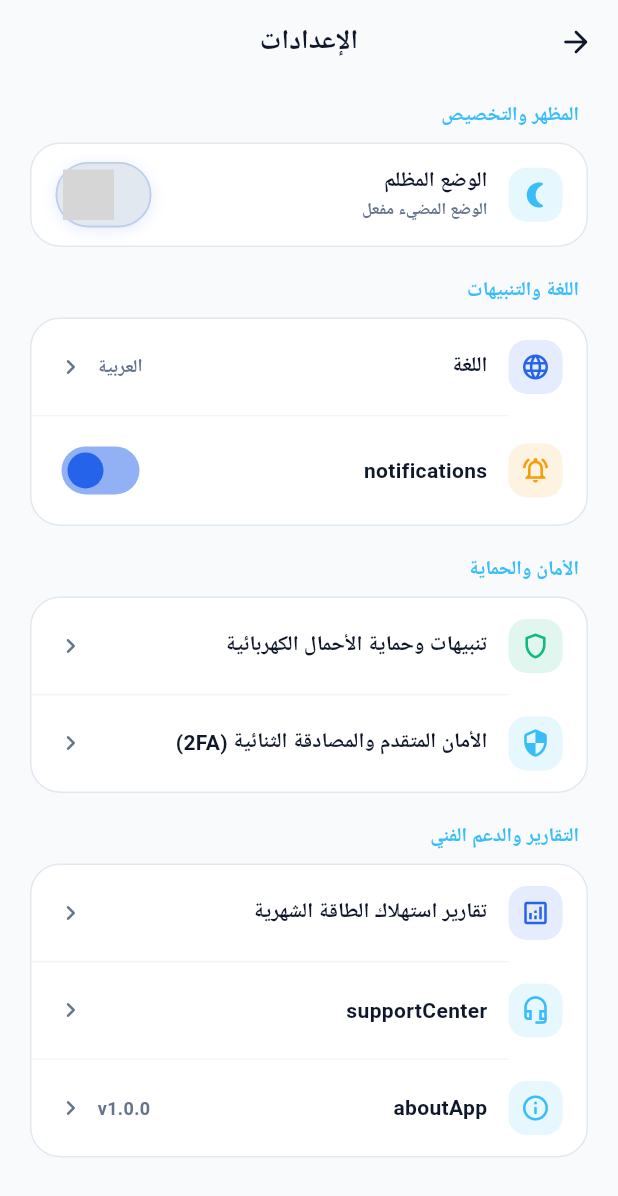
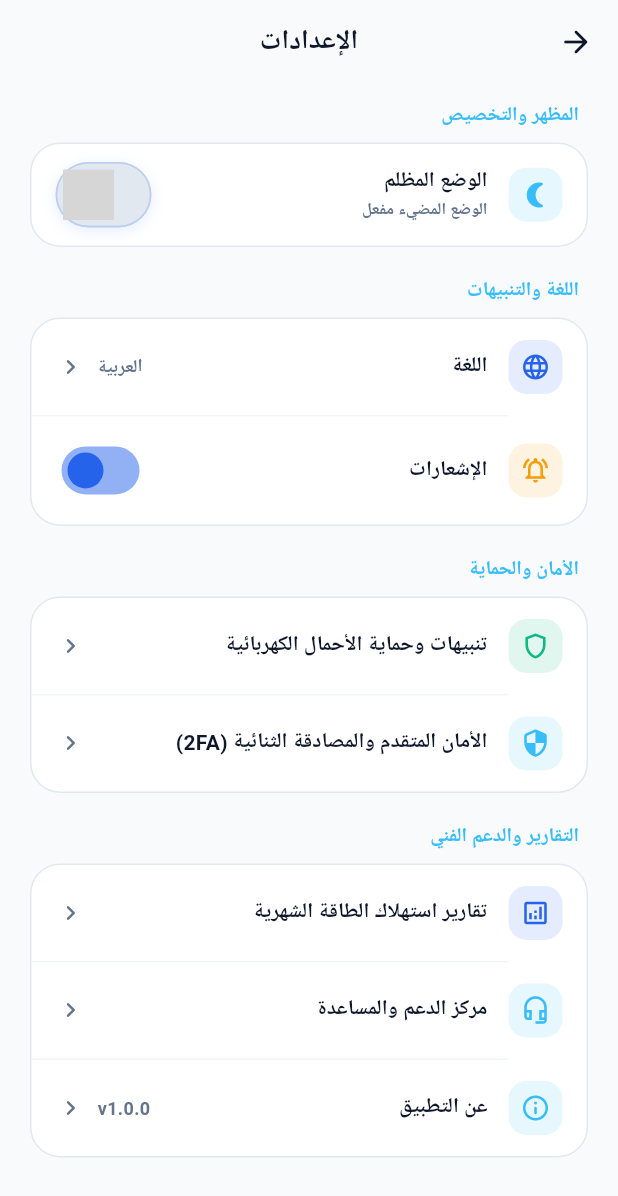
Before and after one commit to seenseon19-cmd/smart-energy, a Flutter app: the SettingsScreen screen opened directly, on a phone screen of 412 x 824 dp. Shown: the top 1196 px of the screen. Run offline on Flutter 3.47's test engine with Material 3 defaults, Android fonts, the phone set to English and light mode, and no system bars; our stand-ins replace firebase_auth, firebase_core, firebase_database, firebase_messaging, fl_chart, flutter_secure_storage and 8 more; accounts and stored records are empty; network calls fail; Roboto replaces fonts that are missing (Cairo); project files that could hold a hidden picture were left out; grey boxes are pictures that could not be loaded.

Commit message:
fix: rebuild localization and persist language switching

```diff
--- a/lib/l10n/app_localizations.dart
+++ b/lib/l10n/app_localizations.dart
@@ -39,6 +39,10 @@ class AppLocalizations {
     'resendOtp': {'en': 'Resend Code', 'ar': 'إعادة إرسال الرمز'},
     'welcomeLogin': {'en': 'Welcome to SmartEnergy', 'ar': 'مرحباً بك في الطاقة الذكية'},
     'loginSubtitle': {'en': 'Monitor and control your home energy', 'ar': 'راقب وتحكم في طاقة منزلك'},
+    'signUpSubtitle': {'en': 'Create an account to take full control of your energy', 'ar': 'أنشئ حساباً للتحكم الكامل في طاقتك'},
+    'or': {'en': 'OR', 'ar': 'أو'},
+    'guestEnergyProfile': {'en': 'SmartEnergy Guest', 'ar': 'زائر الطاقة الذكية'},
+    'continueAsGuest': {'en': 'Continue as guest', 'ar': 'متابعة كزائر'},
     'invalidPhone': {'en': 'Please enter a valid Libyan phone number', 'ar': 'يرجى إدخال رقم هاتف ليبي صالح'},
     'invalidOtp': {'en': 'Invalid verification code', 'ar': 'رمز التحقق غير صحيح'},
     'profile': {'en': 'Profile', 'ar': 'الملف الشخصي'},
@@ -411,6 +415,94 @@ class AppLocalizations {
     'commercialLabel': {'en': '🏢 Commercial (12 device limit)', 'ar': '🏢 تجاري (حد 12 جهاز)'},
     'residentialLabel': {'en': '🏠 Residential (8 device limit)', 'ar': '🏠 منزلي (حد 8 أجهزة)'},
     'devicesCount': {'en': '{count} device', 'ar': '{count} جهاز'},
+
+    // ── مفاتيح الواجهة العامة والإعدادات ──
+    'arabicLanguage': {'en': 'Arabic', 'ar': 'العربية'},
+    'englishLanguage': {'en': 'English', 'ar': 'الإنجليزية'},
+    'chooseAppLanguage': {'en': 'Choose app language', 'ar': 'اختيار لغة التطبيق'},
+    'arabicLanguageOption': {'en': 'Arabic 🇱🇾', 'ar': 'العربية (Arabic) 🇱🇾'},
+    'englishLanguageOption': {'en': 'English 🇺🇸', 'ar': 'English (الإنجليزية) 🇺🇸'},
+    'appearanceCustomization': {'en': 'Appearance & customization', 'ar': 'المظهر والتخصيص'},
+    'languageNotifications': {'en': 'Language & notifications', 'ar': 'اللغة والتنبيهات'},
+    'securityProtection': {'en': 'Security & protection', 'ar': 'الأمان والحماية'},
+    'reportsTechnicalSupport': {'en': 'Reports & technical support', 'ar': 'التقارير والدعم الفني'},
+    'darkModeEnabled': {'en': 'Dark mode enabled', 'ar': 'الوضع المظلم مفعل'},
+    'lightModeEnabled': {'en': 'Light mode enabled', 'ar': 'الوضع المضيء مفعل'},
+    'loadProtectionAlerts': {'en': 'Load protection alerts', 'ar': 'تنبيهات وحماية الأحمال الكهربائية'},
+    'advancedSecurity2fa': {'en': 'Advanced security & two-factor authentication (2FA)', 'ar': 'الأمان المتقدم والمصادقة الثنائية (2FA)'},
+    'monthlyEnergyReports': {'en': 'Monthly energy consumption reports', 'ar': 'تقارير استهلاك الطاقة الشهرية'},
+    'supportDescription': {'en': 'Our support team is ready to help with devices and monitoring around the clock.', 'ar': 'فريق الدعم الفني جاهز لمساعدتك على مدار الساعة بشأن الأجهزة والمراقبة.'},
+    'supportEmailTitle': {'en': 'Support email', 'ar': 'البريد الإلكتروني للدعم'},
+    'supportPhoneTitle': {'en': 'Direct hotline', 'ar': 'الخط الساخن المباشر'},
+    'openAppFailed': {'en': 'Unable to open the requested app on this device', 'ar': 'تعذر فتح التطبيق المطلوب على هذا الجهاز'},
+    'supportOpenAbout': {'en': 'About SmartEnergy', 'ar': 'عن تطبيق SmartEnergy'},
+    'supportAboutDescription': {'en': 'SmartEnergy is an intelligent solution for monitoring and managing energy consumption and protecting residential and commercial electrical networks in Libya using IoT technology.', 'ar': 'منظومة SmartEnergy هي الحل الذكي الرائد لمراقبة وإدارة استهلاك الطاقة وحماية الشبكات الكهربائية المنزلية والتجارية في ليبيا بتقنيات إنترنت الأشياء (IoT).'},
+    'close': {'en': 'Close', 'ar': 'إغلاق'},
+    'supportAppVersion': {'en': 'v1.0.0', 'ar': 'v1.0.0'},
+
+    // ── مفاتيح المصادقة البيومترية والبدء ──
+    'biometricUnavailable': {'en': 'Biometric authentication is unavailable. Add a fingerprint or Face ID in device settings first.', 'ar': 'المصادقة البيومترية غير متاحة. أضف بصمة أو Face ID من إعدادات الجهاز أولاً.'},
+    'biometricEnableReason': {'en': 'Confirm your fingerprint, Face ID, or device passcode to enable biometric sign-in', 'ar': 'يرجى تأكيد البصمة أو رمز القفل لتفعيل الدخول البيومتري'},
+    'biometricCancelled': {'en': 'Biometric verification was cancelled or not completed', 'ar': 'لم يتم التحقق من البصمة أو تم إلغاء العملية'},
+    'biometricEnabledSuccess': {'en': 'Biometric authentication enabled successfully', 'ar': 'تم تفعيل المصادقة البيومترية بنجاح'},
+    'biometricDisabledSuccess': {'en': 'Biometric authentication disabled', 'ar': 'تم إلغاء تفعيل المصادقة البيومترية'},
+    'biometricError': {'en': 'Biometric authentication failed. Check device settings and try again.', 'ar': 'تعذر تشغيل المصادقة البيومترية. تحقق من إعدادات الجهاز ثم حاول مرة أخرى.'},
+    'startupPreparingExperience': {'en': 'Preparing your SmartEnergy experience', 'ar': 'جارٍ تجهيز تجربة SmartEnergy'},
+    'startupLoadingProfile': {'en': 'Loading your profile', 'ar': 'جارٍ تحميل ملفك الشخصي'},
+    'startupPreparingAccount': {'en': 'Preparing your account', 'ar': 'جارٍ تجهيز حسابك'},
+    'startupErrorTitle': {'en': 'Unable to prepare the app', 'ar': 'تعذر تجهيز التطبيق'},
+    'startupErrorDescription': {'en': 'Check your connection and try again. No data was lost.', 'ar': 'تحقق من الاتصال ثم أعد المحاولة. لم يتم فقدان أي بيانات.'},
+    'retry': {'en': 'Retry', 'ar': 'إعادة المحاولة'},
+    'basicPlan': {'en': 'Basic', 'ar': 'البرونزية'},
+    'professionalPlan': {'en': 'Professional', 'ar': 'الاحترافية'},
+    'goldPlan': {'en': 'Gold', 'ar': 'الذهبية'},
+    'basicDashboard': {'en': 'Basic dashboard', 'ar': 'لوحة تحكم أساسية'},
+    'consumption30Days': {'en': '30-day consumption history', 'ar': 'سجل استهلاك 30 يوم'},
+    'smartAlerts': {'en': 'Smart alerts', 'ar': 'تنبيهات ذكية'},
+    'unlimited': {'en': 'Unlimited', 'ar': 'غير محدودة'},
+    'support247': {'en': '24/7 technical support', 'ar': 'دعم فني 24/7'},
+    'privacyAndTerms': {'en': 'Privacy & terms', 'ar': 'الخصوصية والشروط'},
+    'aboutSmartEnergy': {'en': 'About SmartEnergy', 'ar': 'أهمية SmartEnergy'},
+    'aboutSmartEnergyText': {'en': 'SmartEnergy helps you monitor energy consumption, protect devices from overloads, and make practical decisions to save electricity at home or at your facility.', 'ar': 'يساعدك SmartEnergy على مراقبة استهلاك الطاقة، حماية الأجهزة من الأحمال الزائدة، واتخاذ قرارات عملية لترشيد الكهرباء في المنزل أو المنشأة.'},
+    'privacyPolicy': {'en': 'Privacy policy', 'ar': 'سياسة الخصوصية'},
+    'privacyPolicyText': {'en': 'We use account and energy data to provide monitoring, control, and alerts. Data is used within your account and device operations, and we do not sell your personal data. You can request an update or deletion through support.', 'ar': 'نستخدم بيانات الحساب وبيانات الطاقة لتقديم المراقبة والتحكم والتنبيهات. تُستخدم البيانات ضمن حسابك وعمليات التشغيل المرتبطة بأجهزتك، ولا نبيع بياناتك الشخصية. يمكنك طلب تحديث بياناتك أو حذفها عبر الدعم.'},
+    'termsOfService': {'en': 'Terms of service', 'ar': 'شروط الخدمة'},
+    'termsOfServiceText': {'en': 'The app supports energy management and monitoring, but it is not a replacement for electrical safety systems or a qualified technician. Users are responsible for connecting devices safely and protecting their credentials.', 'ar': 'يُستخدم التطبيق لإدارة الطاقة والمراقبة المساعدة، ولا يُعد بديلاً عن أنظمة السلامة الكهربائية أو فني مؤهل. يتحمل المستخدم مسؤولية ربط الأجهزة وفق الإرشادات والمحافظة على بيانات الدخول.'},
+    'supportAndHelp': {'en': 'Support & help', 'ar': 'الدعم والمساعدة'},
+    'supportAndHelpText': {'en': 'For questions or privacy requests, contact our support team through WhatsApp or the approved phone number.', 'ar': 'للاستفسارات أو طلبات الخصوصية، تواصل مباشرة مع فريق الدعم عبر واتساب أو الاتصال بالرقم المعتمد.'},
+    'contactSupport': {'en': 'Contact support', 'ar': 'تواصل مع الدعم'},
+    'lastUpdatedAugust2026': {'en': 'Last updated: August 2026', 'ar': 'آخر تحديث: أغسطس 2026'},
+    'registrationConsentRequired': {'en': 'You must accept the privacy policy and terms of use', 'ar': 'يجب الموافقة على سياسة الخصوصية وشروط الاستخدام'},
+    'enterEmail': {'en': 'Please enter your email address', 'ar': 'يرجى إدخال البريد الإلكتروني'},
+    'enterPassword': {'en': 'Please enter your password', 'ar': 'يرجى إدخال كلمة المرور'},
+    'passwordMinLength': {'en': 'Password must be at least 6 characters', 'ar': 'كلمة المرور يجب أن تكون 6 أحرف على الأقل'},
+    'passwordsMismatch': {'en': 'Passwords do not match', 'ar': 'كلمتا المرور غير متطابقتين'},
+    'fillAllFields': {'en': 'Please fill in all fields to continue', 'ar': 'يرجى ملء جميع الحقول للمتابعة'},
+    'validAge': {'en': 'Please enter a valid age', 'ar': 'يرجى إدخال عمر صحيح'},
+    'enterSpaceName': {'en': 'Please enter a space name', 'ar': 'يرجى إدخال اسم المساحة'},
+    'spaceAdded': {'en': 'Space "{name}" added successfully', 'ar': 'تمت إضافة مساحة "{name}" بنجاح'},
+    'spaceAddError': {'en': 'Could not add the space. Please try again.', 'ar': 'حدث خطأ أثناء إضافة المساحة. حاول مرة أخرى.'},
+    'deviceSaveError': {'en': 'Could not save the device. Please try again.', 'ar': 'حدث خطأ أثناء حفظ الجهاز. حاول مرة أخرى.'},
+    'deviceAdded': {'en': 'Device "{name}" added successfully', 'ar': 'تمت إضافة جهاز "{name}" بنجاح'},
+    'secretCopied': {'en': 'Secret key copied to clipboard', 'ar': 'تم نسخ المفتاح السري إلى الحافظة'},
+    'twoFactorDisabled': {'en': 'Two-factor authentication disabled', 'ar': 'تم تعطيل المصادقة الثنائية'},
+    'twoFactorEnabled': {'en': 'Two-factor authentication enabled successfully', 'ar': 'تم تفعيل المصادقة الثنائية بنجاح'},
+    'step': {'en': 'Step', 'ar': 'الخطوة'},
+    'of': {'en': 'of', 'ar': 'من'},
+    'signupCredentialsHint': {'en': 'Enter your basic credentials to start managing your energy', 'ar': 'أدخل بيانات الدخول الأساسية للبدء في إدارة طاقتك'},
+    'confirmPassword': {'en': 'Confirm password', 'ar': 'تأكيد كلمة المرور'},
+    'iAgreeTo': {'en': 'I agree to', 'ar': 'أوافق على'},
+    'privacyTerms': {'en': 'Privacy policy and terms of use', 'ar': 'سياسة الخصوصية وشروط الاستخدام'},
+    'nextStep': {'en': 'Continue (next step)', 'ar': 'متابعة (الخطوة التالية)'},
+    'alreadyHaveAccount': {'en': 'Already have an account?', 'ar': 'لديك حساب بالفعل؟'},
+    'aboutApp': {'en': 'About the app', 'ar': 'عن التطبيق'},
+    'authFailed': {'en': 'Authentication failed. Please try again.', 'ar': 'فشلت المصادقة. حاول مرة أخرى.'},
+    'liveStream': {'en': 'Live stream', 'ar': 'البث المباشر'},
+    'logout': {'en': 'Log out', 'ar': 'تسجيل الخروج'},
+    'notifications': {'en': 'Notifications', 'ar': 'الإشعارات'},
+    'offline': {'en': 'Offline', 'ar': 'غير متصل'},
+    'saveChanges': {'en': 'Save changes', 'ar': 'حفظ التغييرات'},
+    'supportCenter': {'en': 'Help & support center', 'ar': 'مركز الدعم والمساعدة'},
   };
 
   /// ترجمة مفتاح نصي — يعيد الترجمة أو المفتاح نفسه
@@ -439,16 +531,28 @@ class LocaleProvider extends ChangeNotifier {
   LocaleProvider() { _loadSavedLocale(); }
 
   Future<void> _loadSavedLocale() async {
-    final prefs = await SharedPreferences.getInstance();
-    _locale = Locale(prefs.getString('app_language') ?? 'ar');
-    notifyListeners();
+    try {
+      final prefs = await SharedPreferences.getInstance();
+      final saved = prefs.getString('app_language');
+      if (saved == 'ar' || saved == 'en') {
+        _locale = Locale(saved!);
+        notifyListeners();
+      }
+    } catch (_) {
+      // اللغة الافتراضية العربية تبقى صالحة عند تعذر قراءة التخزين.
+    }
   }
 
   Future<void> setLocale(Locale locale) async {
-    _locale = locale;
-    final prefs = await SharedPreferences.getInstance();
-    await prefs.setString('app_language', locale.languageCode);
+    if (!['ar', 'en'].contains(locale.languageCode)) return;
+    _locale = Locale(locale.languageCode);
     notifyListeners();
+    try {
+      final prefs = await SharedPreferences.getInstance();
+      await prefs.setString('app_language', _locale.languageCode);
+    } catch (_) {
+      // لا نمنع إعادة الرسم الفورية إذا تعذر التخزين المؤقت.
+    }
   }
 
   Future<void> toggleLocale() async {
--- a/lib/screens/settings_screen.dart
+++ b/lib/screens/settings_screen.dart
@@ -57,7 +57,7 @@ class _SettingsScreenState extends State<SettingsScreen> {
     final textSecondary = isDark ? const Color(0xFF94A3B8) : const Color(0xFF64748B);
     const accentBlue = Color(0xFF38BDF8);
 
-    final currentLangLabel = localeProvider.locale.languageCode == 'ar' ? 'العربية' : 'English';
+    final currentLangLabel = loc.tr(localeProvider.locale.languageCode == 'ar' ? 'arabicLanguage' : 'englishLanguage');
 
     return Directionality(
       textDirection: TextDirection.rtl,
@@ -88,7 +88,7 @@ class _SettingsScreenState extends State<SettingsScreen> {
               crossAxisAlignment: CrossAxisAlignment.start,
               children: [
                 // 1️⃣ المظهر والواجهة (Appearance)
-                _buildSectionHeader('المظهر والتخصيص', accentBlue),
+                _buildSectionHeader(loc.tr('appearanceCustomization'), accentBlue),
                 _buildGroupCard(
                   cardBg: cardBg,
                   cardBorder: cardBorder,
@@ -119,7 +119,7 @@ class _SettingsScreenState extends State<SettingsScreen> {
                                   ),
                                 ),
                                 Text(
-                                  isDark ? 'الوضع المظلم مفعل' : 'الوضع المضيء مفعل',
+                                  loc.tr(isDark ? 'darkModeEnabled' : 'lightModeEnabled'),
                                   style: AppTheme.getTextStyle(
                                     fontSize: 11,
                                     fontWeight: FontWeight.w600,
@@ -142,7 +142,7 @@ class _SettingsScreenState extends State<SettingsScreen> {
                 const SizedBox(height: 20),
 
                 // 2️⃣ اللغة والإشعارات (General Preferences)
-                _buildSectionHeader('اللغة والتنبيهات', accentBlue),
+                _buildSectionHeader(loc.tr('languageNotifications'), accentBlue),
                 _buildGroupCard(
                   cardBg: cardBg,
                   cardBorder: cardBorder,
@@ -194,7 +194,7 @@ class _SettingsScreenState extends State<SettingsScreen> {
                 const SizedBox(height: 20),
 
                 // 3️⃣ الأمان والحماية الذكية
-                _buildSectionHeader('الأمان والحماية', accentBlue),
+                _buildSectionHeader(loc.tr('securityProtection'), accentBlue),
                 _buildGroupCard(
                   cardBg: cardBg,
                   cardBorder: cardBorder,
@@ -202,7 +202,7 @@ class _SettingsScreenState extends State<SettingsScreen> {
                     _buildSettingsTile(
                       icon: Icons.shield_outlined,
                       iconColor: AppTheme.neonGreen,
-                      title: 'تنبيهات وحماية الأحمال الكهربائية',
+                      title: loc.tr('loadProtectionAlerts'),
                       textPrimary: textPrimary,
                       textSecondary: textSecondary,
                       onTap: () => Navigator.push(
@@ -214,7 +214,7 @@ class _SettingsScreenState extends State<SettingsScreen> {
                     _buildSettingsTile(
                       icon: Icons.security_rounded,
                       iconColor: accentBlue,
-                      title: 'الأمان المتقدم والمصادقة الثنائية (2FA)',
+                      title: loc.tr('advancedSecurity2fa'),
                       textPrimary: textPrimary,
                       textSecondary: textSecondary,
                       onTap: () => Navigator.push(
@@ -228,7 +228,7 @@ class _SettingsScreenState extends State<SettingsScreen> {
                 const SizedBox(height: 20),
 
                 // 4️⃣ التقارير والدعم الفني
-                _buildSectionHeader('التقارير والدعم الفني', accentBlue),
+                _buildSectionHeader(loc.tr('reportsTechnicalSupport'), accentBlue),
                 _buildGroupCard(
                   cardBg: cardBg,
                   cardBorder: cardBorder,
@@ -236,7 +236,7 @@ class _SettingsScreenState extends State<SettingsScreen> {
                     _buildSettingsTile(
                       icon: Icons.analytics_outlined,
                       iconColor: AppTheme.primaryBlue,
-                      title: 'تقارير استهلاك الطاقة الشهرية',
+                      title: loc.tr('monthlyEnergyReports'),
                       textPrimary: textPrimary,
                       textSecondary: textSecondary,
                       onTap: () => Navigator.push(
@@ -258,7 +258,7 @@ class _SettingsScreenState extends State<SettingsScreen> {
                       icon: Icons.info_outline_rounded,
                       iconColor: AppTheme.neonCyan,
                       title: loc.tr('aboutApp'),
-                      sideValue: 'v1.0.0',
+                      sideValue: loc.tr('supportAppVersion'),
                       textPrimary: textPrimary,
                       textSecondary: textSecondary,
                       onTap: () => _showAboutModal(context, isDark),
@@ -380,7 +380,7 @@ class _SettingsScreenState extends State<SettingsScreen> {
             mainAxisSize: MainAxisSize.min,
             children: [
               Text(
-                'اختيار لغة التطبيق',
+                loc.tr('chooseAppLanguage'),
                 style: AppTheme.getTextStyle(
                   fontSize: 18,
                   fontWeight: FontWeight.w900,
@@ -389,23 +389,23 @@ class _SettingsScreenState extends State<SettingsScreen> {
               ),
               const SizedBox(height: 16),
               ListTile(
-                title: const Text('العربية (Arabic) 🇱🇾', style: TextStyle(fontWeight: FontWeight.bold)),
+                title: Text(loc.tr('arabicLanguageOption'), style: const TextStyle(fontWeight: FontWeight.bold)),
                 trailing: localeProvider.locale.languageCode == 'ar'
                     ? const Icon(Icons.check_circle_rounded, color: AppTheme.primaryBlue)
                     : null,
-                onTap: () {
-                  localeProvider.setLocale(const Locale('ar'));
-                  Navigator.pop(ctx);
+                onTap: () async {
+                  await localeProvider.setLocale(const Locale('ar'));
+                  if (ctx.mounted) Navigator.pop(ctx);
                 },
               ),
               ListTile(
-                title: const Text('English (الإنجليزية) 🇺🇸', style: TextStyle(fontWeight: FontWeight.bold)),
+                title: Text(loc.tr('englishLanguageOption'), style: const TextStyle(fontWeight: FontWeight.bold)),
                 trailing: localeProvider.locale.languageCode == 'en'
                     ? const Icon(Icons.check_circle_rounded, color: AppTheme.primaryBlue)
                     : null,
-                onTap: () {
-                  localeProvider.setLocale(const Locale('en'));
-                  Navigator.pop(ctx);
+                onTap: () async {
+                  await localeProvider.setLocale(const Locale('en'));
+                  if (ctx.mounted) Navigator.pop(ctx);
                 },
               ),
             ],
@@ -419,7 +419,7 @@ class _SettingsScreenState extends State<SettingsScreen> {
     final opened = await launchUrl(uri, mode: LaunchMode.externalApplication);
     if (!opened && context.mounted) {
       ScaffoldMessenger.of(context).showSnackBar(
-        const SnackBar(content: Text('تعذر فتح التطبيق المطلوب على هذا الجهاز')),
+        SnackBar(content: Text(AppLocalizations.of(context).tr('openAppFailed')),
       );
     }
   }
@@ -446,18 +446,18 @@ class _SettingsScreenState extends State<SettingsScreen> {
                 ),
               ),
               const SizedBox(height: 12),
-              const Text('فريق الدعم الفني جاهز لمساعدتك على مدار الساعة بشأن الأجهزة والمراقبة.'),
+              Text(loc.tr('supportDescription')),
               const SizedBox(height: 16),
               ListTile(
                 leading: const Icon(Icons.email_outlined, color: AppTheme.primaryBlue),
-                title: const Text('البريد الإلكتروني للدعم'),
+                title: Text(loc.tr('supportEmailTitle')),
                 subtitle: const Text('souhaylsaaid4@gmail.com'),
                 trailing: const Icon(Icons.open_in_new_rounded, size: 18),
                 onTap: () => _launchSupportUri(context, Uri(scheme: 'mailto', path: 'souhaylsaaid4@gmail.com')),
               ),
               ListTile(
                 leading: const Icon(Icons.phone_outlined, color: AppTheme.neonGreen),
-                title: const Text('الخط الساخن المباشر'),
+                title: Text(loc.tr('supportPhoneTitle')),
                 subtitle: const Text('00218915775774'),
                 trailing: const Icon(Icons.open_in_new_rounded, size: 18),
                 onTap: () => _launchSupportUri(context, Uri(scheme: 'tel', path: '00218915775774')),
@@ -477,14 +477,12 @@ class _SettingsScreenState extends State<SettingsScreen> {
         child: AlertDialog(
           backgroundColor: Theme.of(context).cardColor,
           shape: RoundedRectangleBorder(borderRadius: BorderRadius.circular(20)),
-          title: const Text('عن تطبيق SmartEnergy', style: TextStyle(fontWeight: FontWeight.w800)),
-          content: const Text(
-            'منظومة SmartEnergy هي الحل الذكي الرائد لمراقبة وإدارة استهلاك الطاقة وحماية الشبكات الكهربائية المنزلية والتجارية في ليبيا بتقنيات إنترنت الأشياء (IoT).',
-          ),
+          title: const Text(loc.tr('supportOpenAbout'), style: TextStyle(fontWeight: FontWeight.w800)),
+          content: Text(AppLocalizations.of(context).tr('supportAboutDescription')),
           actions: [
             TextButton(
               onPressed: () => Navigator.pop(ctx),
-              child: const Text('إغلاق', style: TextStyle(color: AppTheme.primaryBlue, fontWeight: FontWeight.bold)),
+              child: Text(AppLocalizations.of(context).tr('close'), style: const TextStyle(color: AppTheme.primaryBlue, fontWeight: FontWeight.bold)),
             ),
           ],
         ),
```
Also changed, not shown: lib/main.dart (+6 -6 lines), lib/screens/login_screen.dart (+7 -6 lines), lib/screens/privacy_policy_screen.dart (+9 -7 lines), lib/screens/register_screen.dart (+16 -15 lines), lib/screens/security_screen.dart (+10 -10 lines), lib/screens/subscription_screen.dart (+12 -12 lines).
